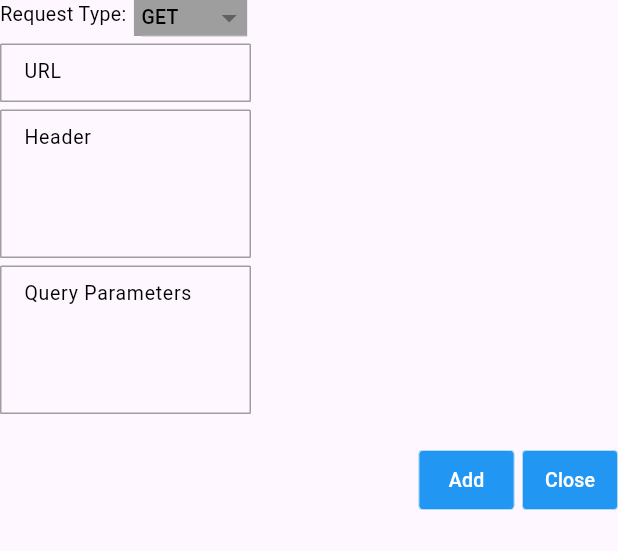
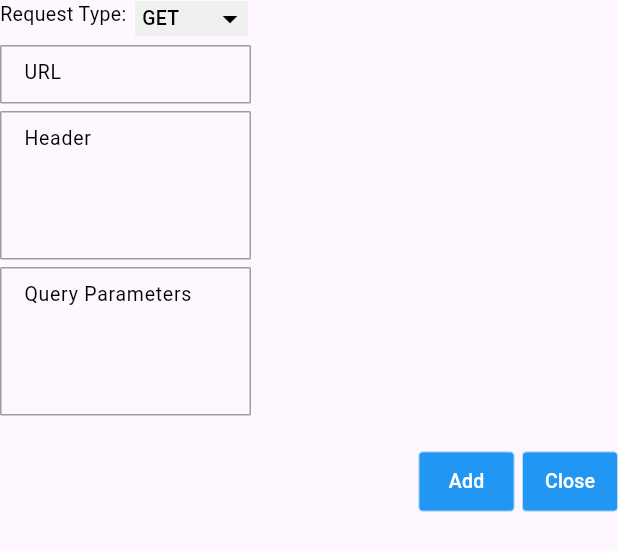
Before and after one commit to Ankit-Developer-2024/Api_time, a Flutter app: what addUrl() shows on an empty page, opened directly with empty values, on a phone screen of 412 x 824 dp. Shown: the top 551 px of the screen. Run offline on Flutter 3.47's test engine with Material 3 defaults, Android fonts, the phone set to English and light mode, and no system bars; our stand-ins replace dio, get; missing offline and left inert: json_view.

```diff
--- a/lib/HomePage.dart
+++ b/lib/HomePage.dart
@@ -61,8 +61,8 @@ class HomePage extends StatelessWidget {
                        child: DropdownButtonHideUnderline(
                          child: DropdownButton(
                            value:controller.apiMethod.value,
-                           dropdownColor: Colors.grey,
-                           iconEnabledColor: Colors.white,
+                           dropdownColor: const Color.fromRGBO(211, 211, 211, 1),
+                           iconEnabledColor: AppColors.white,
                            items:controller.requestMethod.map((String val) {
                              return DropdownMenuItem<String>(
                                value: val,
@@ -254,6 +254,11 @@ class HomePage extends StatelessWidget {
                          ),
                          isDense: true,
                        ),
+                       onChanged: (value){
+                           if(value.isNotEmpty){
+                             controller.apiTimeOut.value = int.parse(value);
+                           }
+                         },
                      ),),
                      const SizedBox(width: 3,),
                      Expanded(
@@ -573,7 +578,12 @@ Widget addUrl(HomePageController controller,BuildContext context){
                       const Text('Request Type:',style: TextStyle(fontSize: textSize_13,color: AppColors.black),),
                       const SizedBox(width: 5,),
                       Container(
-                        color: Colors.grey,
+
+                        decoration: BoxDecoration(
+                            color: AppColors.lightGrey,
+                          border: Border.all(color: AppColors.white,width: 0.5)
+                        ),
+                        child: DropdownButtonHideUnderline(
                           child: DropdownButton(
                             value:controller.apiRequestType.value,
                             items:controller.requestType.map((String val) {
@@ -584,6 +594,7 @@ Widget addUrl(HomePageController controller,BuildContext context){
                             }).toList(),
                             isDense: true,
                             padding: const EdgeInsets.only(left: 5),
+                            iconEnabledColor: AppColors.black,
                             onChanged: (val){
                               controller.apiRequestType.value=val!;
                               controller.apiBodyType.value='';
@@ -595,6 +606,7 @@ Widget addUrl(HomePageController controller,BuildContext context){
                               controller.putRequestError.value=false;
                               controller.putPostHeaderError.value=false;
                             },),
+                        ),
                       ),
                     ],
                   ),
--- a/lib/HomePageController.dart
+++ b/lib/HomePageController.dart
@@ -80,9 +80,6 @@ class HomePageController extends GetxController {
            print('in setData  as list:  $cURL');
     }
 
-    if (timeOutController.text.isNotEmpty) {
-      apiTimeOut.value = int.parse(timeOutController.text);
-    }
 
     for (int i = 0; i <cURL.length;i++){
         callApiFromCurl(cURL[i]);
```
Lines whose indentation alone changed are shown as unchanged.
